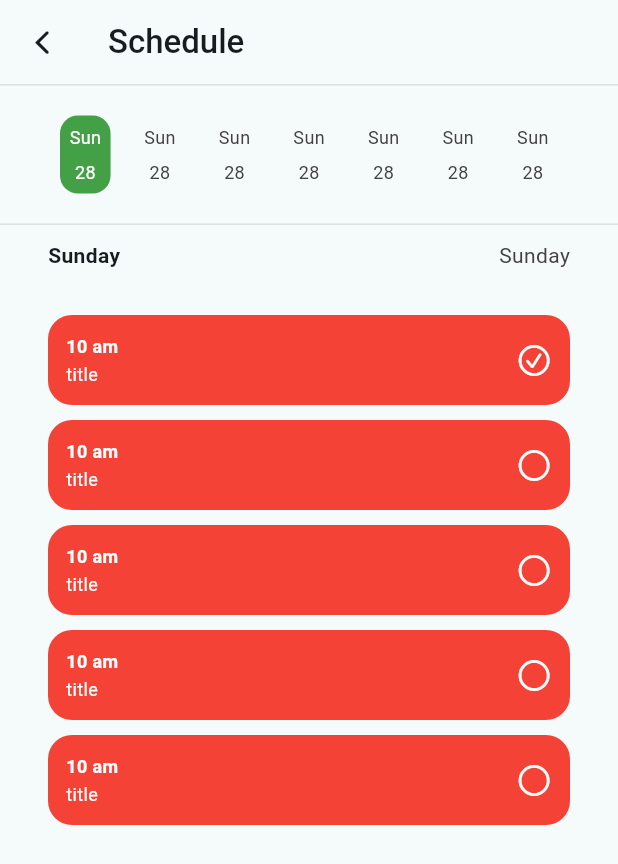
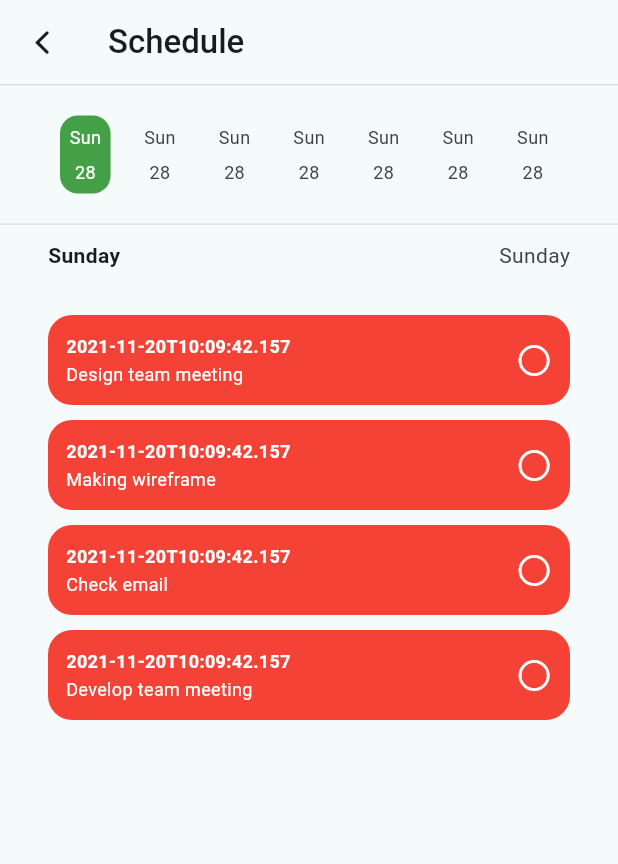
Before and after one commit to mtkz/todo, a Flutter app: the screen it shows after launch, on a phone screen of 412 x 824 dp. Shown: the top 864 px of the screen. Run offline on Flutter 3.47's test engine with Material 3 defaults, Android fonts, the phone set to English and light mode, and no system bars; our stand-ins replace dio, flutter_bloc, freezed_annotation.

Commit message:
feat(todo list): implemented todo toggle

```diff
--- /dev/null
+++ b/lib/core/network/http.dart
@@ -0,0 +1,7 @@
+import 'package:dio/dio.dart';
+
+final Dio dioInstance = Dio(
+  BaseOptions(
+    responseType: ResponseType.json,
+  ),
+);
--- /dev/null
+++ b/lib/features/todo/data/data_source/todo_data_source_impl.dart
@@ -0,0 +1,47 @@
+import 'dart:io';
+import 'package:todo/core/network/http.dart';
+import 'package:todo/features/todo/data/models/todo.dart';
+import 'package:todo/features/todo/domain/data_source/todo_data_source.dart';
+
+class TodoDataSourceImpl extends TodoDataSource {
+  @override
+  Future<List<Todo>> getTodos() async {
+    return [
+      const Todo(
+        time: "2021-11-20T10:09:42.157",
+        text: "Design team meeting",
+        color: "E41D25",
+      ),
+      const Todo(
+        time: "2021-11-20T10:09:42.157",
+        text: "Making wireframe",
+        color: "FFC107",
+      ),
+      const Todo(
+        time: "2021-11-20T10:09:42.157",
+        text: "Check email",
+        color: "096BFF",
+      ),
+      const Todo(
+        time: "2021-11-20T10:09:42.157",
+        text: "Develop team meeting",
+        color: "40A573",
+      ),
+    ];
+    // try {
+    //   final response = await dioInstance.get(
+    //     'https://run.mocky.io/v3/edb59dac-61d0-48d8-aec6-567dc9f7262e',
+    //   );
+
+    //   if (response.statusCode == HttpStatus.ok) {
+    //     List<dynamic> data = response.data['data'];
+
+    //     return data.map((item) => Todo.fromJson(item)).toList();
+    //   } else {
+    //     throw Exception('Failed to load todos');
+    //   }
+    // } catch (error) {
+    //   throw Exception('Error: $error');
+    // }
+  }
+}
--- a/lib/features/todo/data/models/todo.dart
+++ b/lib/features/todo/data/models/todo.dart
@@ -9,6 +9,7 @@ class Todo with _$Todo {
     required String time,
     required String text,
     required String color,
+    @Default(false) bool isChecked,
   }) = _Todo;
 
   factory Todo.fromJson(Map<String, Object?> json) => _$TodoFromJson(json);
--- /dev/null
+++ b/lib/features/todo/data/repository/todo_repository_impl.dart
@@ -0,0 +1,10 @@
+import 'package:todo/features/todo/data/data_source/todo_data_source_impl.dart';
+import 'package:todo/features/todo/data/models/todo.dart';
+import 'package:todo/features/todo/domain/repository/todo_repository.dart';
+
+class TodoRepositoryImpl extends TodoRepository {
+  final TodoDataSourceImpl todoDataSourceImpl = TodoDataSourceImpl();
+
+  @override
+  Future<List<Todo>> getTodos() => todoDataSourceImpl.getTodos();
+}
--- /dev/null
+++ b/lib/features/todo/domain/data_source/todo_data_source.dart
@@ -0,0 +1,5 @@
+import 'package:todo/features/todo/data/models/todo.dart';
+
+abstract class TodoDataSource {
+  Future<List<Todo>> getTodos();
+}
--- /dev/null
+++ b/lib/features/todo/domain/repository/todo_repository.dart
@@ -0,0 +1,5 @@
+import 'package:todo/features/todo/data/models/todo.dart';
+
+abstract class TodoRepository{
+  Future<List<Todo>> getTodos();
+}
--- a/lib/features/todo/presentation/bloc/todo_bloc.dart
+++ b/lib/features/todo/presentation/bloc/todo_bloc.dart
@@ -1,13 +1,35 @@
-import 'package:bloc/bloc.dart';
-import 'package:meta/meta.dart';
+import 'package:flutter/material.dart';
+import 'package:flutter_bloc/flutter_bloc.dart';
+import 'package:todo/features/todo/data/models/todo.dart';
+import 'package:todo/features/todo/data/repository/todo_repository_impl.dart';
 
 part 'todo_event.dart';
 part 'todo_state.dart';
 
 class TodoBloc extends Bloc<TodoEvent, TodoState> {
-  TodoBloc() : super(TodoInitial()) {
-    on<TodoEvent>((event, emit) {
-      // TODO: implement event handler
-    });
+  final TodoRepositoryImpl todoRepository = TodoRepositoryImpl();
+
+  TodoBloc() : super(TodoState()) {
+    on<TodoInit>(_onInitTodos);
+    on<TodoToggle>(_onTodoToggle);
+  }
+  Future<void> _onInitTodos(TodoInit event, Emitter<TodoState> emit) async {
+    final List<Todo> todos = await todoRepository.getTodos();
+
+    emit(state.copyWith(todos: todos, status: Status.success));
+  }
+
+  Future<void> _onTodoToggle(TodoToggle event, Emitter<TodoState> emit) async {
+    final todoIndex =
+        state.todos!.indexWhere((element) => element.color == event.todo.color);
+
+    if (todoIndex != -1) {
+      final updatedtodos = state.todos;
+
+      updatedtodos![todoIndex] = updatedtodos[todoIndex]
+          .copyWith(isChecked: !updatedtodos[todoIndex].isChecked);
+
+      emit(state.copyWith(todos: updatedtodos));
+    }
   }
 }
--- a/lib/features/todo/presentation/bloc/todo_event.dart
+++ b/lib/features/todo/presentation/bloc/todo_event.dart
@@ -2,3 +2,11 @@ part of 'todo_bloc.dart';
 
 @immutable
 sealed class TodoEvent {}
+
+class TodoInit extends TodoEvent {}
+
+class TodoToggle extends TodoEvent {
+  final Todo todo;
+
+  TodoToggle({required this.todo});
+}
--- a/lib/features/todo/presentation/bloc/todo_state.dart
+++ b/lib/features/todo/presentation/bloc/todo_state.dart
@@ -1,6 +1,23 @@
 part of 'todo_bloc.dart';
 
-@immutable
-sealed class TodoState {}
+enum Status { loading, success, failure }
 
-final class TodoInitial extends TodoState {}
+class TodoState {
+  TodoState({
+    this.status = Status.loading,
+    this.todos = const [],
+  });
+
+  final Status status;
+  final List<Todo>? todos;
+
+  TodoState copyWith({
+    Status? status,
+    List<Todo>? todos,
+  }) {
+    return TodoState(
+      status: status ?? this.status,
+      todos: todos ?? this.todos,
+    );
+  }
+}
--- a/lib/features/todo/presentation/page/todo_page.dart
+++ b/lib/features/todo/presentation/page/todo_page.dart
@@ -1,5 +1,8 @@
 import 'package:flutter/cupertino.dart';
 import 'package:flutter/material.dart';
+import 'package:flutter_bloc/flutter_bloc.dart';
+import 'package:todo/features/todo/presentation/bloc/todo_bloc.dart';
+import 'package:todo/features/todo/presentation/widget/todo_widget.dart';
 
 class TodoPage extends StatelessWidget {
   const TodoPage({super.key});
@@ -14,254 +17,10 @@ class TodoPage extends StatelessWidget {
           style: TextStyle(fontWeight: FontWeight.w500),
         ),
       ),
-      body: SingleChildScrollView(
-        child: Column(
-          children: [
-            const _TodoDateWidget(),
-            WidgetWrapper(
-              verticalPadding: 10,
-              widget: Row(
-                mainAxisAlignment: MainAxisAlignment.spaceBetween,
-                children: [
-                  const Text(
-                    'Sunday',
-                    style: TextStyle(fontWeight: FontWeight.w700),
-                  ),
-                  Text(
-                    'Sunday',
-                    style: TextStyle(color: Colors.grey.shade800),
-                  ),
-                ],
-              ),
-            ),
-            const _TodoItems(),
-          ],
-        ),
+      body: BlocProvider(
+        create: (context) => TodoBloc()..add(TodoInit()),
+        child: const TodoWidget(),
       ),
     );
   }
 }
-
-class _TodoItems extends StatelessWidget {
-  const _TodoItems();
-
-  @override
-  Widget build(BuildContext context) {
-    return const WidgetWrapper(
-      verticalPadding: 20,
-      widget: Column(
-        children: [
-          _Todo(
-            title: 'title',
-            date: '10 am',
-            isChecked: true,
-          ),
-          _Todo(
-            title: 'title',
-            date: '10 am',
-            isChecked: false,
-          ),
-          _Todo(
-            title: 'title',
-            date: '10 am',
-            isChecked: false,
-          ),
-          _Todo(
-            title: 'title',
-            date: '10 am',
-            isChecked: false,
-          ),
-          _Todo(
-            title: 'title',
-            date: '10 am',
-            isChecked: false,
-          ),
-        ],
-      ),
-    );
-  }
-}
-
-class _Todo extends StatelessWidget {
-  const _Todo({
-    required this.title,
-    required this.date,
-    required this.isChecked,
-  });
-
-  final String title;
-  final String date;
-  final bool isChecked;
-
-  @override
-  Widget build(BuildContext context) {
-    return Container(
-      decoration: BoxDecoration(
-        color: Colors.red,
-        borderRadius: BorderRadius.circular(16),
-      ),
-      height: 60,
-      margin: const EdgeInsets.only(bottom: 10),
-      padding: const EdgeInsets.all(12),
-      child: Row(
-        mainAxisAlignment: MainAxisAlignment.spaceBetween,
-        children: [
-          Column(
-            mainAxisAlignment: MainAxisAlignment.spaceBetween,
-            crossAxisAlignment: CrossAxisAlignment.start,
-            children: [
-              Text(
-                date,
-                style: const TextStyle(
-                    fontWeight: FontWeight.w600,
-                    color: Colors.white,
-                    fontSize: 12),
-              ),
-              Text(
-                title,
-                style: const TextStyle(color: Colors.white, fontSize: 12),
-              ),
-            ],
-          ),
-          Icon(
-            isChecked
-                ? CupertinoIcons.check_mark_circled
-                : CupertinoIcons.circle,
-            color: Colors.white,
-          )
-        ],
-      ),
-    );
-  }
-}
-
-class _TodoDateWidget extends StatelessWidget {
-  const _TodoDateWidget();
-
-  @override
-  Widget build(BuildContext context) {
-    return Container(
-      decoration: BoxDecoration(
-        border: Border(
-          top: BorderSide(
-            color: Colors.grey.shade300,
-            width: 1,
-          ),
-          bottom: BorderSide(
-            color: Colors.grey.shade300,
-            width: 1,
-          ),
-        ),
-      ),
-      child: const WidgetWrapper(
-        verticalPadding: 20,
-        widget: Flex(
-          direction: Axis.horizontal,
-          children: [
-            TodoDateItem(
-              day: 'Sun',
-              date: '28',
-              isActive: true,
-            ),
-            TodoDateItem(
-              day: 'Sun',
-              date: '28',
-              isActive: false,
-            ),
-            TodoDateItem(
-              day: 'Sun',
-              date: '28',
-              isActive: false,
-            ),
-            TodoDateItem(
-              day: 'Sun',
-              date: '28',
-              isActive: false,
-            ),
-            TodoDateItem(
-              day: 'Sun',
-              date: '28',
-              isActive: false,
-            ),
-            TodoDateItem(
-              day: 'Sun',
-              date: '28',
-              isActive: false,
-            ),
-            TodoDateItem(
-              day: 'Sun',
-              date: '28',
-              isActive: false,
-            ),
-          ],
-        ),
-      ),
-    );
-  }
-}
-
-class TodoDateItem extends StatelessWidget {
-  const TodoDateItem({
-    super.key,
-    required this.day,
-    required this.date,
-    required this.isActive,
-  });
-
-  final String day;
-  final String date;
-  final bool isActive;
-
-  @override
-  Widget build(BuildContext context) {
-    return Expanded(
-      child: Container(
-        decoration: BoxDecoration(
-            color: isActive ? Colors.green.shade600 : null,
-            borderRadius: BorderRadius.circular(12)),
-        margin: const EdgeInsets.symmetric(horizontal: 8),
-        padding: const EdgeInsets.symmetric(vertical: 6),
-        child: Column(
-          mainAxisAlignment: MainAxisAlignment.center,
-          children: [
-            Text(
-              day,
-              style: TextStyle(
-                color: !isActive ? Colors.grey.shade800 : Colors.white,
-                fontSize: 12,
-              ),
-            ),
-            const SizedBox(height: 6),
-            Text(date,
-                style: TextStyle(
-                  color: !isActive ? Colors.grey.shade800 : Colors.white,
-                  fontSize: 12,
-                )),
-          ],
-        ),
-      ),
-    );
-  }
-}
-
-class WidgetWrapper extends StatelessWidget {
-  const WidgetWrapper({
-    super.key,
-    required this.widget,
-    this.verticalPadding = 0,
-  });
-
-  final Widget widget;
-  final double? verticalPadding;
-
-  @override
-  Widget build(BuildContext context) {
-    return Padding(
-      padding: EdgeInsets.symmetric(
-        vertical: verticalPadding!,
-        horizontal: 32,
-      ),
-      child: widget,
-    );
-  }
-}
--- /dev/null
+++ b/lib/features/todo/presentation/widget/todo.dart
@@ -0,0 +1,61 @@
+import 'package:flutter/cupertino.dart';
+import 'package:flutter/material.dart';
+
+class Todo extends StatelessWidget {
+  const Todo({
+    super.key,
+    required this.title,
+    required this.date,
+    required this.isChecked,
+    required this.onTap,
+  });
+
+  final String title;
+  final String date;
+  final bool isChecked;
+  final GestureTapCallback onTap;
+
+  @override
+  Widget build(BuildContext context) {
+    return Container(
+      decoration: BoxDecoration(
+        color: Colors.red,
+        borderRadius: BorderRadius.circular(16),
+      ),
+      height: 60,
+      margin: const EdgeInsets.only(bottom: 10),
+      padding: const EdgeInsets.all(12),
+      child: InkWell(
+        onTap: onTap,
+        child: Row(
+          mainAxisAlignment: MainAxisAlignment.spaceBetween,
+          children: [
+            Column(
+              mainAxisAlignment: MainAxisAlignment.spaceBetween,
+              crossAxisAlignment: CrossAxisAlignment.start,
+              children: [
+                Text(
+                  date,
+                  style: const TextStyle(
+                      fontWeight: FontWeight.w600,
+                      color: Colors.white,
+                      fontSize: 12),
+                ),
+                Text(
+                  title,
+                  style: const TextStyle(color: Colors.white, fontSize: 12),
+                ),
+              ],
+            ),
+            Icon(
+              isChecked
+                  ? CupertinoIcons.check_mark_circled
+                  : CupertinoIcons.circle,
+              color: Colors.white,
+            )
+          ],
+        ),
+      ),
+    );
+  }
+}
--- /dev/null
+++ b/lib/features/todo/presentation/widget/todo_body.dart
@@ -0,0 +1,21 @@
+import 'package:flutter/material.dart';
+import 'package:todo/features/todo/presentation/widget/todo_dates.dart';
+import 'package:todo/features/todo/presentation/widget/todo_list.dart';
+import 'package:todo/features/todo/presentation/widget/todo_title.dart';
+
+class TodoWidgetBody extends StatelessWidget {
+  const TodoWidgetBody({super.key});
+
+  @override
+  Widget build(BuildContext context) {
+    return const SingleChildScrollView(
+      child: Column(
+        children: [
+          TodoDates(),
+          TodoTitle(),
+          TodoList(),
+        ],
+      ),
+    );
+  }
+}
--- /dev/null
+++ b/lib/features/todo/presentation/widget/todo_date_item.dart
@@ -0,0 +1,45 @@
+import 'package:flutter/material.dart';
+
+class TodoDateItem extends StatelessWidget {
+  const TodoDateItem({
+    super.key,
+    required this.day,
+    required this.date,
+    required this.isActive,
+  });
+
+  final String day;
+  final String date;
+  final bool isActive;
+
+  @override
+  Widget build(BuildContext context) {
+    return Expanded(
+      child: Container(
+        decoration: BoxDecoration(
+            color: isActive ? Colors.green.shade600 : null,
+            borderRadius: BorderRadius.circular(12)),
+        margin: const EdgeInsets.symmetric(horizontal: 8),
+        padding: const EdgeInsets.symmetric(vertical: 6),
+        child: Column(
+          mainAxisAlignment: MainAxisAlignment.center,
+          children: [
+            Text(
+              day,
+              style: TextStyle(
+                color: !isActive ? Colors.grey.shade800 : Colors.white,
+                fontSize: 12,
+              ),
+            ),
+            const SizedBox(height: 6),
+            Text(date,
+                style: TextStyle(
+                  color: !isActive ? Colors.grey.shade800 : Colors.white,
+                  fontSize: 12,
+                )),
+          ],
+        ),
+      ),
+    );
+  }
+}
--- /dev/null
+++ b/lib/features/todo/presentation/widget/todo_dates.dart
@@ -0,0 +1,68 @@
+import 'package:flutter/material.dart';
+import 'package:todo/features/todo/presentation/widget/todo_date_item.dart';
+import 'package:todo/features/todo/presentation/widget/widget_wrapper.dart';
+
+class TodoDates extends StatelessWidget {
+  const TodoDates({super.key});
+
+  @override
+  Widget build(BuildContext context) {
+    return Container(
+      decoration: BoxDecoration(
+        border: Border(
+          top: BorderSide(
+            color: Colors.grey.shade300,
+            width: 1,
+          ),
+          bottom: BorderSide(
+            color: Colors.grey.shade300,
+            width: 1,
+          ),
+        ),
+      ),
+      child: const WidgetWrapper(
+        verticalPadding: 20,
+        widget: Flex(
+          direction: Axis.horizontal,
+          children: [
+            TodoDateItem(
+              day: 'Sun',
+              date: '28',
+              isActive: true,
+            ),
+            TodoDateItem(
+              day: 'Sun',
+              date: '28',
+              isActive: false,
+            ),
+            TodoDateItem(
+              day: 'Sun',
+              date: '28',
+              isActive: false,
+            ),
+            TodoDateItem(
+              day: 'Sun',
+              date: '28',
+              isActive: false,
+            ),
+            TodoDateItem(
+              day: 'Sun',
+              date: '28',
+              isActive: false,
+            ),
+            TodoDateItem(
+              day: 'Sun',
+              date: '28',
+              isActive: false,
+            ),
+            TodoDateItem(
+              day: 'Sun',
+              date: '28',
+              isActive: false,
+            ),
+          ],
+        ),
+      ),
+    );
+  }
+}
--- /dev/null
+++ b/lib/features/todo/presentation/widget/todo_list.dart
@@ -0,0 +1,34 @@
+import 'package:flutter/material.dart';
+import 'package:flutter_bloc/flutter_bloc.dart';
+import 'package:todo/features/todo/presentation/bloc/todo_bloc.dart';
+import 'package:todo/features/todo/presentation/widget/todo.dart';
+import 'package:todo/features/todo/presentation/widget/widget_wrapper.dart';
+
+class TodoList extends StatelessWidget {
+  const TodoList({super.key});
+
+  @override
+  Widget build(BuildContext context) {
+    return BlocBuilder<TodoBloc, TodoState>(
+      builder: (context, state) {
+        return WidgetWrapper(
+          verticalPadding: 20,
+          widget: ListView.builder(
+              itemCount: state.todos!.length,
+              shrinkWrap: true,
+              itemBuilder: (context, index) {
+                final todo = state.todos![index];
+                return Todo(
+                  title: todo.text,
+                  date: todo.time,
+                  isChecked: todo.isChecked,
+                  onTap: () {
+                    context.read<TodoBloc>().add(TodoToggle(todo: todo));
+                  },
+                );
+              }),
+        );
+      },
+    );
+  }
+}
--- /dev/null
+++ b/lib/features/todo/presentation/widget/todo_title.dart
@@ -0,0 +1,26 @@
+import 'package:flutter/material.dart';
+import 'package:todo/features/todo/presentation/widget/widget_wrapper.dart';
+
+class TodoTitle extends StatelessWidget {
+  const TodoTitle({super.key});
+
+  @override
+  Widget build(BuildContext context) {
+    return WidgetWrapper(
+      verticalPadding: 10,
+      widget: Row(
+        mainAxisAlignment: MainAxisAlignment.spaceBetween,
+        children: [
+          const Text(
+            'Sunday',
+            style: TextStyle(fontWeight: FontWeight.w700),
+          ),
+          Text(
+            'Sunday',
+            style: TextStyle(color: Colors.grey.shade800),
+          ),
+        ],
+      ),
+    );
+  }
+}
--- /dev/null
+++ b/lib/features/todo/presentation/widget/todo_widget.dart
@@ -0,0 +1,21 @@
+import 'package:flutter/material.dart';
+import 'package:flutter_bloc/flutter_bloc.dart';
+import 'package:todo/features/todo/presentation/bloc/todo_bloc.dart';
+import 'package:todo/features/todo/presentation/widget/todo_body.dart';
+
+class TodoWidget extends StatelessWidget {
+  const TodoWidget({
+    super.key,
+  });
+
+  @override
+  Widget build(BuildContext context) {
+    return BlocBuilder<TodoBloc, TodoState>(
+      buildWhen: (previous, current) => previous.status != current.status,
+      builder: (context, state) => switch (state.status) {
+        Status.loading => const Center(child: CircularProgressIndicator()),
+        _ => const TodoWidgetBody()
+      },
+    );
+  }
+}
--- /dev/null
+++ b/lib/features/todo/presentation/widget/widget_wrapper.dart
@@ -0,0 +1,23 @@
+import 'package:flutter/material.dart';
+
+class WidgetWrapper extends StatelessWidget {
+  const WidgetWrapper({
+    super.key,
+    required this.widget,
+    this.verticalPadding = 0,
+  });
+
+  final Widget widget;
+  final double? verticalPadding;
+
+  @override
+  Widget build(BuildContext context) {
+    return Padding(
+      padding: EdgeInsets.symmetric(
+        vertical: verticalPadding!,
+        horizontal: 32,
+      ),
+      child: widget,
+    );
+  }
+}
--- a/pubspec.yaml
+++ b/pubspec.yaml
@@ -39,6 +39,7 @@ dependencies:
   freezed: ^2.4.6
   freezed_annotation: ^2.4.1
   json_annotation: ^4.8.1
+  dio: ^5.4.0
 
 dev_dependencies:
   flutter_test:
```
Also changed, not shown: lib/features/todo/data/models/todo.freezed.dart, lib/features/todo/data/models/todo.g.dart, pubspec.lock.
